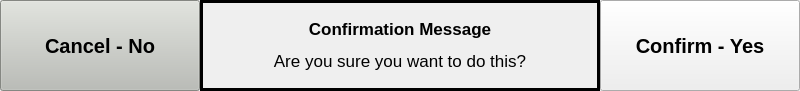
Above: gui/messagebar/messagebar.ui from MariuszSuchenek/MVM_GUI_test2 before the change. Below: the same form after it.
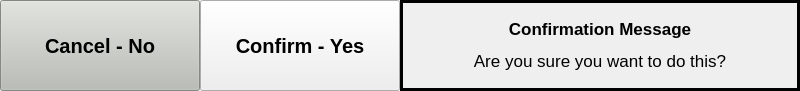
That is the form after the change.

Commit message: Moved text box all the way to the right so that Cancel and Confirm are side-by-side on the left

What changed in the file:
```diff
--- a/gui/messagebar/messagebar.ui
+++ b/gui/messagebar/messagebar.ui
@@ -464,6 +464,26 @@
      </property>
     </widget>
    </item>
+   <item>
+    <widget class="QPushButton" name="button_confirm">
+     <property name="sizePolicy">
+      <sizepolicy hsizetype="Minimum" vsizetype="Expanding">
+       <horstretch>0</horstretch>
+       <verstretch>0</verstretch>
+      </sizepolicy>
+     </property>
+     <property name="font">
+      <font>
+       <pointsize>15</pointsize>
+       <weight>75</weight>
+       <bold>true</bold>
+      </font>
+     </property>
+     <property name="text">
+      <string>Confirm - Yes</string>
+     </property>
+    </widget>
+   </item>
    <item>
     <widget class="QLabel" name="confirm_msg">
      <property name="minimumSize">
@@ -497,26 +517,6 @@
      </property>
     </widget>
    </item>
-   <item>
-    <widget class="QPushButton" name="button_confirm">
-     <property name="sizePolicy">
-      <sizepolicy hsizetype="Minimum" vsizetype="Expanding">
-       <horstretch>0</horstretch>
-       <verstretch>0</verstretch>
-      </sizepolicy>
-     </property>
-     <property name="font">
-      <font>
-       <pointsize>15</pointsize>
-       <weight>75</weight>
-       <bold>true</bold>
-      </font>
-     </property>
-     <property name="text">
-      <string>Confirm - Yes</string>
-     </property>
-    </widget>
-   </item>
   </layout>
  </widget>
  <resources/>
```
